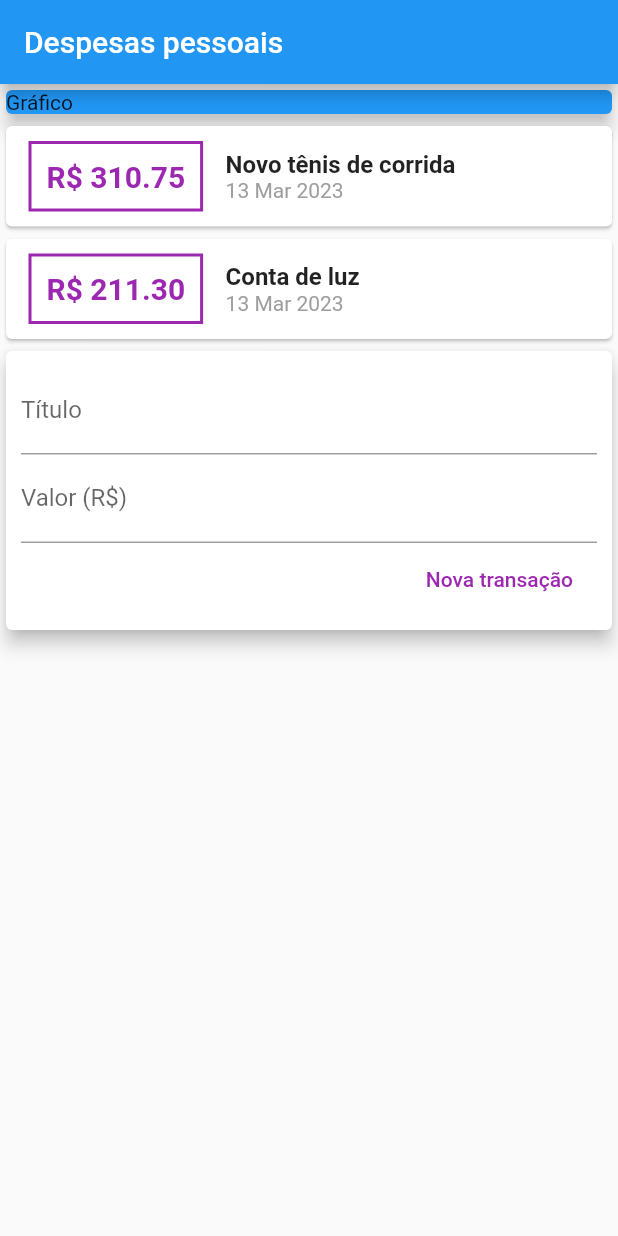
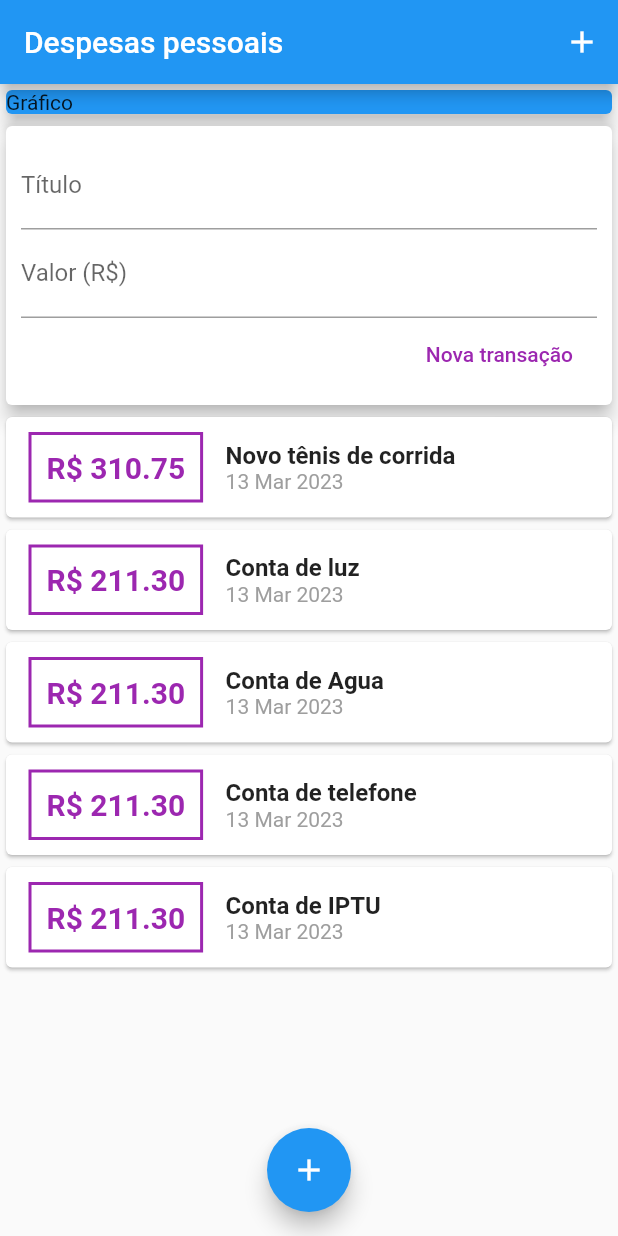
Before and after one commit to MoisesAlvarenga/Expenses, a Flutter app: the screen it shows after launch, after a tap on "Nova transação", on a phone screen of 412 x 824 dp. Run offline on Flutter 3.47's test engine with Material 2 defaults, Android fonts, the phone set to English and light mode, and no system bars.

Commit message:
Estudos sobre SigleChildScrollView e float buttons

```diff
--- a/lib/components/transaction_form.dart
+++ b/lib/components/transaction_form.dart
@@ -3,6 +3,21 @@ import 'package:flutter/material.dart';
 class TransactionForm extends StatelessWidget {
   final titleController = TextEditingController();
   final valueController = TextEditingController();
+
+  final void Function(String, double) onSubmit;
+
+  TransactionForm(this.onSubmit);
+
+  _submitForm() {
+    final title = titleController.text;
+    final value = double.tryParse(valueController.text) ?? 0.0;
+
+    if (title.isEmpty || value <= 0) {
+      return;
+    }
+
+    onSubmit(title, value);
+  }
 
   @override
   Widget build(BuildContext context) {
@@ -14,12 +29,15 @@ class TransactionForm extends StatelessWidget {
           children: [
             TextField(
               controller: titleController,
+              onSubmitted: (_) => _submitForm(),
               decoration: InputDecoration(
                 labelText: 'Título',
               ),
             ),
             TextField(
               controller: valueController,
+              keyboardType: TextInputType.numberWithOptions(decimal: true),
+              onSubmitted: (_) => _submitForm(),
               decoration: InputDecoration(
                 labelText: 'Valor (R\$)',
               ),
@@ -29,10 +47,7 @@ class TransactionForm extends StatelessWidget {
               children: [
                 MaterialButton(
                   textColor: Colors.purple,
-                  onPressed: () {
-                    print(titleController.text);
-                    print(valueController.text);
-                  },
+                  onPressed: _submitForm,
                   child: Text('Nova transação'),
                 ),
               ],
--- a/lib/components/transaction_list.dart
+++ b/lib/components/transaction_list.dart
@@ -9,8 +9,12 @@ class TransactionList extends StatelessWidget {
 
   @override
   Widget build(BuildContext context) {
-    return Column(
-      children: transactions.map((tr) {
+    return Container(
+      height: 600,
+      child: ListView.builder(
+        itemCount: transactions.length,
+        itemBuilder: (ctx, index) {
+          final tr = transactions[index];
           return Card(
             child: Row(
               children: <Widget>[
@@ -54,7 +58,8 @@ class TransactionList extends StatelessWidget {
               ],
             ),
           );
-      }).toList(),
+        },
+      ),
     );
   }
 }
--- a/lib/components/transaction_user.dart
+++ b/lib/components/transaction_user.dart
@@ -1,3 +1,5 @@
+import 'dart:math';
+
 import 'package:expenses/components/transaction_form.dart';
 import 'package:expenses/components/transaction_list.dart';
 import 'package:flutter/material.dart';
@@ -22,13 +24,47 @@ class _TransactionUserState extends State<TransactionUser> {
       title: 'Conta de luz',
       value: 211.30,
       date: DateTime.now(),
+    ),
+    Transaction(
+      id: 't3',
+      title: 'Conta de Agua',
+      value: 211.30,
+      date: DateTime.now(),
+    ),
+    Transaction(
+      id: 't4',
+      title: 'Conta de telefone',
+      value: 211.30,
+      date: DateTime.now(),
+    ),
+    Transaction(
+      id: 't5',
+      title: 'Conta de IPTU',
+      value: 211.30,
+      date: DateTime.now(),
     )
   ];
+
+  _addTransaction(String title, double value) {
+    final newTransaction = Transaction(
+      id: Random().nextDouble().toString(),
+      title: title,
+      value: value,
+      date: DateTime.now(),
+    );
+
+    setState(() {
+      _transactions.add(newTransaction);
+    });
+  }
 
   @override
   Widget build(BuildContext context) {
     return Column(
-      children: [TransactionList(_transactions), TransactionForm()],
+      children: [
+        TransactionForm(_addTransaction),
+        TransactionList(_transactions),
+      ],
     );
   }
 }
--- a/lib/main.dart
+++ b/lib/main.dart
@@ -7,7 +7,9 @@ main() => runApp(ExpensesApp());
 class ExpensesApp extends StatelessWidget {
   @override
   Widget build(BuildContext context) {
-    return MaterialApp(home: MyHomePage());
+    return MaterialApp(
+      home: MyHomePage(),
+    );
   }
 }
 
@@ -17,8 +19,15 @@ class MyHomePage extends StatelessWidget {
     return Scaffold(
       appBar: AppBar(
         title: Text('Despesas pessoais'),
+        actions: [
+          IconButton(
+            onPressed: () {},
+            icon: Icon(Icons.add),
           ),
-      body: Column(
+        ],
+      ),
+      body: SingleChildScrollView(
+        child: Column(
           children: <Widget>[
             Container(
               width: double.infinity,
@@ -31,6 +40,12 @@ class MyHomePage extends StatelessWidget {
             TransactionUser()
           ],
         ),
+      ),
+      floatingActionButton: FloatingActionButton(
+        child: Icon(Icons.add),
+        onPressed: () {},
+      ),
+      floatingActionButtonLocation: FloatingActionButtonLocation.centerFloat,
     );
   }
 }
```
Lines whose indentation alone changed are shown as unchanged.
